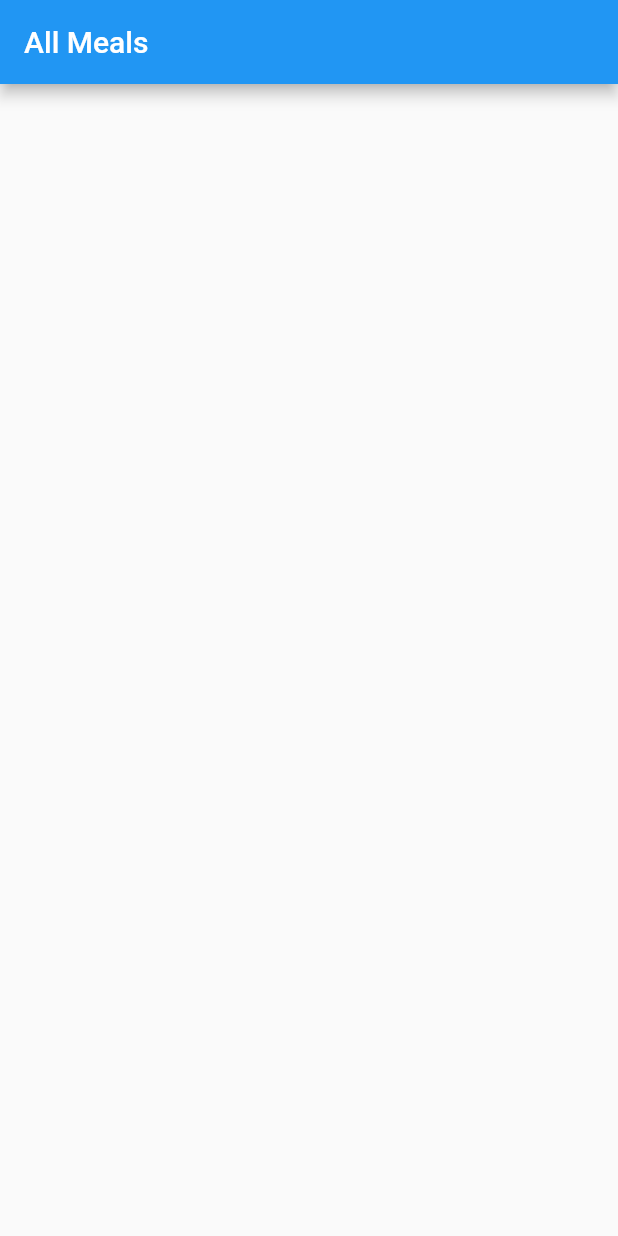
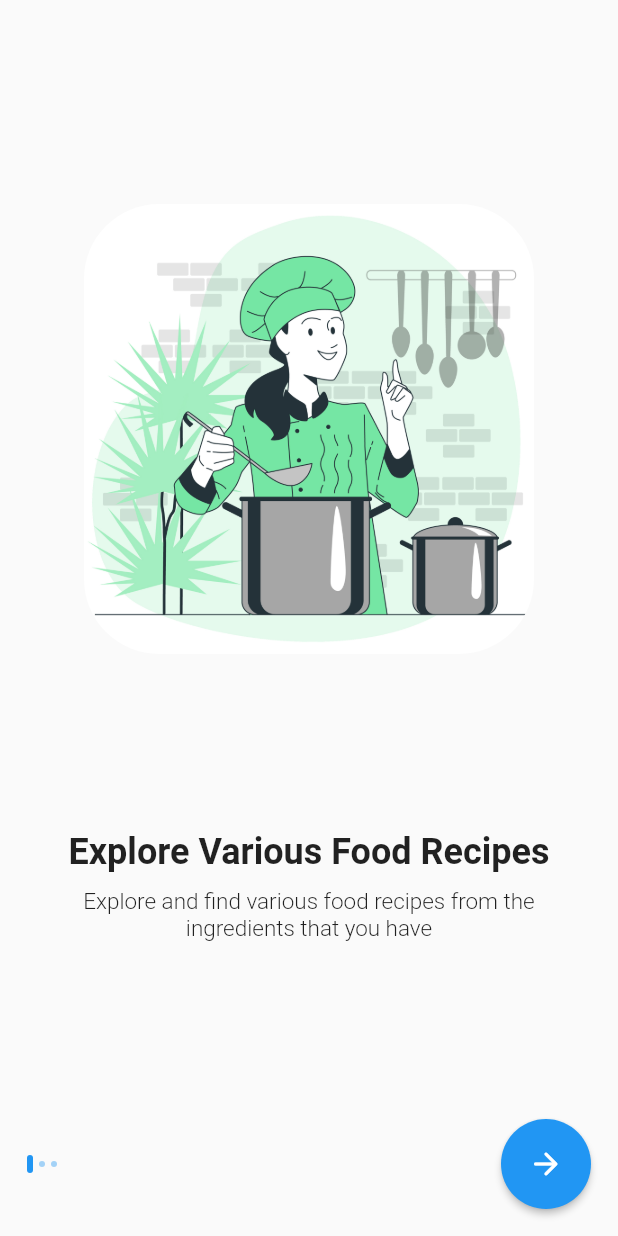
Before and after one commit to davutkarakus/RecipeApp, a Flutter app: the screen it shows after launch, on a phone screen of 412 x 824 dp. Run offline on Flutter 3.47's test engine with Material 2 defaults, Android fonts, the phone set to English and light mode, and no system bars.

Commit message:
Added Onboarding Page

```diff
--- /dev/null
+++ b/lib/entity/Onboard.dart
@@ -0,0 +1,5 @@
+class Onboard{
+  final String image,title,description;
+
+  Onboard({required this.image, required this.title,required this.description});
+}
--- a/lib/main.dart
+++ b/lib/main.dart
@@ -1,5 +1,5 @@
 import 'package:flutter/material.dart';
-import 'package:flutter_recipe_app/pages/MainPage.dart';
+import 'package:flutter_recipe_app/pages/OnboardingPage.dart';
 
 void main() {
   runApp(const MyApp());
@@ -17,7 +17,7 @@ class MyApp extends StatelessWidget {
       theme: ThemeData(
         primarySwatch: Colors.blue,
       ),
-      home: const MainPage(),
+      home: const OnboardingPage(),
     );
   }
 }
--- /dev/null
+++ b/lib/pages/OnboardingPage.dart
@@ -0,0 +1,129 @@
+import 'package:flutter/material.dart';
+import 'package:flutter_recipe_app/entity/Onboard.dart';
+
+class OnboardingPage extends StatefulWidget {
+  const OnboardingPage({Key? key}) : super(key: key);
+
+  @override
+  State<OnboardingPage> createState() => _OnboardingPageState();
+}
+
+class _OnboardingPageState extends State<OnboardingPage> {
+  late PageController _pageController;
+  int _pageIndex = 0;
+  @override
+  void initState() {
+    _pageController = PageController(initialPage: 0);
+    super.initState();
+  }
+  @override
+  void dispose() {
+    _pageController.dispose();
+    super.dispose();
+  }
+  @override
+  Widget build(BuildContext context) {
+    return Scaffold(
+      body: SafeArea(
+        child: Center(
+          child: Padding(
+            padding: const EdgeInsets.all(18.0),
+            child: Column(
+              children: [
+                Expanded(child:
+                PageView.builder(
+                  itemCount: demo_data.length,
+                  controller: _pageController,
+                  onPageChanged: (index) {
+                    setState(() {
+                      _pageIndex = index;
+                    });
+                  },
+                  itemBuilder: (context,index) => OnboardingContent(
+                    image: demo_data[index].image,
+                    title: demo_data[index].title,
+                    description: demo_data[index].description,
+                  ),
+                ),
+                ),
+                Row(
+                  children: [
+                    ...List.generate(demo_data.length, (index) => Padding(
+                      padding: const EdgeInsets.only(right:4.0),
+                      child: DotIndicator(isActive: index == _pageIndex,),
+                    )),
+                    const Spacer(),
+                    SizedBox(
+                      width: 60,
+                      height: 60,
+                      child: ElevatedButton(
+                        onPressed: () {
+                          _pageController.nextPage(duration: Duration(milliseconds: 300), curve: Curves.ease);
+                        },
+                        style: ElevatedButton.styleFrom(shape: const CircleBorder()),
+                        child: Icon(Icons.arrow_forward_rounded,color: Colors.white,),
+                      ),
+                    ),
+                  ],
+                ),
+              ],
+            ),
+          )
+        ),
+      ),
+    );
+  }
+}
+
+class DotIndicator extends StatelessWidget {
+  const DotIndicator({
+    Key? key,
+    this.isActive = false
+  }) : super(key: key);
+  final bool isActive;
+  @override
+  Widget build(BuildContext context) {
+    return AnimatedContainer(
+      duration: const Duration(milliseconds: 300),
+      height: isActive ? 12 : 4,
+      width: 4,
+      decoration: BoxDecoration(
+        color: isActive ?  Colors.blue : Colors.blue.withOpacity(0.4),
+        borderRadius: const BorderRadius.all(Radius.circular(12))
+      ),
+    );
+  }
+}
+final List<Onboard> demo_data = [
+  Onboard(image: "images/cooking.jpg", title: "Explore Various Food Recipes",description: "Explore and find various food recipes from the ingredients that you have"),
+  Onboard(image: "images/materials.jpg", title: "Plan Your Diet",description: "Find recipes suitable for you by adding complex medical criteria"),
+  Onboard(image: "images/eating.jpg", title: "Try Making Your Own Food Now",description: "Dont wait too long! Let's try make your own food now")
+
+];
+
+class OnboardingContent extends StatelessWidget {
+  const OnboardingContent({
+    Key? key, required this.image, required this.title,required this.description
+  }) : super(key: key);
+  final String image,title,description;
+  @override
+  Widget build(BuildContext context) {
+    return Column(
+      children: [
+        const Spacer(),
+        ClipRRect(borderRadius: BorderRadius.circular(50),child: Image.asset(image,height: 300,)),
+        const Spacer(),
+        Text(title,
+            textAlign: TextAlign.center,
+            style: Theme.of(context).textTheme.headline5!.copyWith(fontWeight: FontWeight.w600),
+        ),
+        SizedBox(height: 10,),
+        Text(description,
+          textAlign: TextAlign.center,
+          style: TextStyle(fontSize: 15,fontWeight: FontWeight.w300),
+        ),
+        const Spacer(),
+      ],
+    );
+  }
+}
--- a/pubspec.yaml
+++ b/pubspec.yaml
@@ -60,8 +60,8 @@ flutter:
   uses-material-design: true
 
   # To add assets to your application, add an assets section, like this:
-  # assets:
-  #   - images/a_dot_burr.jpeg
+  assets:
+    - images/
   #   - images/a_dot_ham.jpeg
 
   # An image asset can refer to one or more resolution-specific "variants", see
```
Also changed, not shown: images/cooking.jpg (added), images/eating.jpg (added), images/materials.jpg (added).
